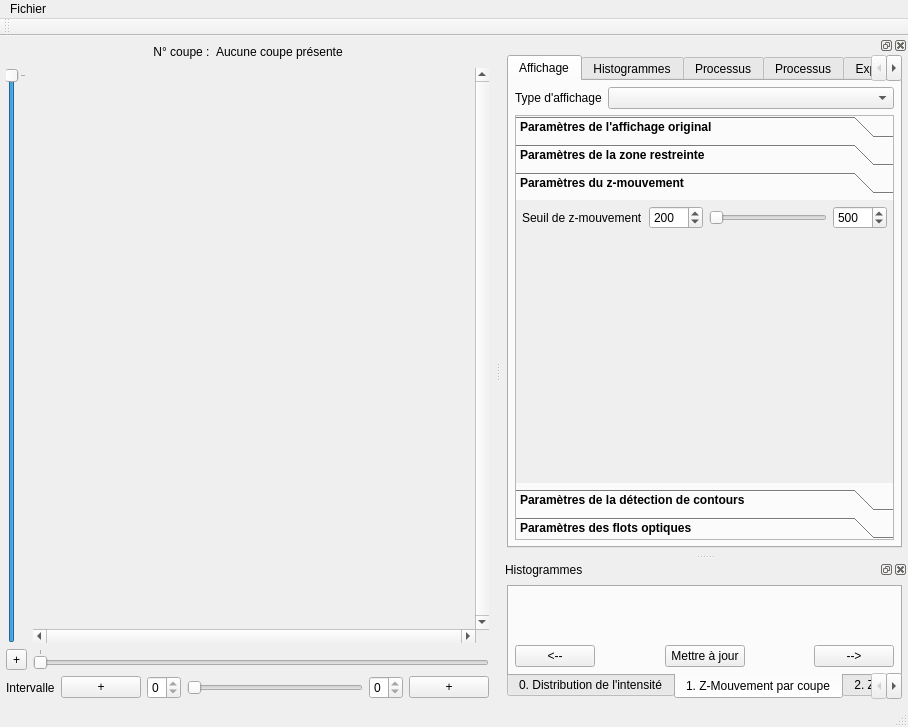
Above: ui/mainwindow.ui from akrah/TKDetection before the change. Below: the same form after it.
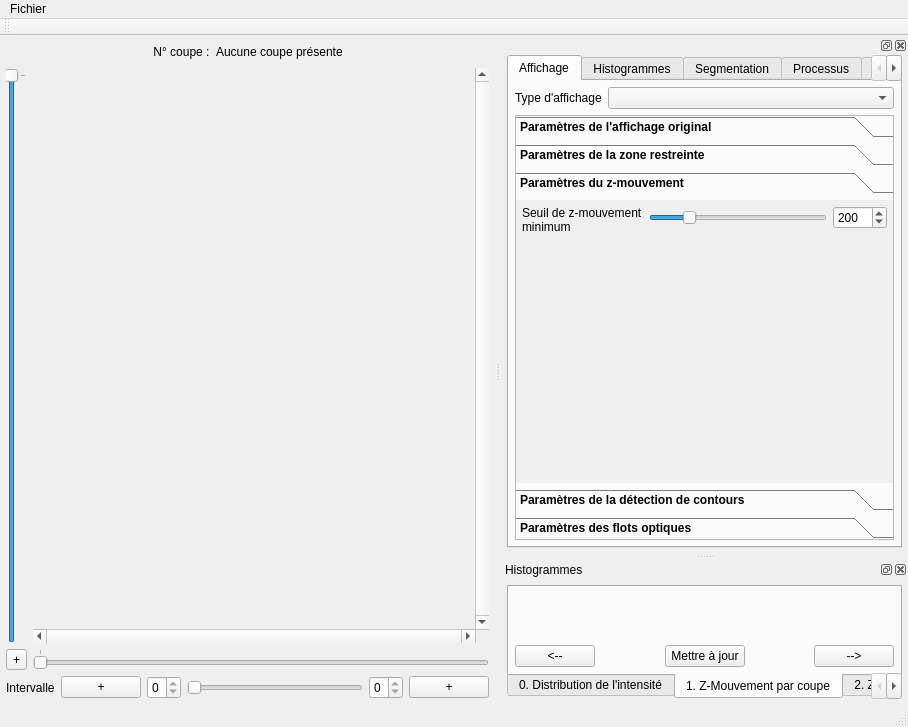
That is the form after the change. The open tabs and pages were chosen to show the change. Custom widgets are drawn as their Qt base class.

Commit message: Résolution problème histogramme => prise en compte de la résolution angulaire Corrections interfacegraphique Suppression de la borne sup du z-mouvement Correction include colormap de DGtal Correction du cas limite de détection des MDP

```diff
--- a/ui/mainwindow.ui
+++ b/ui/mainwindow.ui
@@ -726,8 +726,8 @@
              <rect>
               <x>0</x>
               <y>0</y>
-              <width>436</width>
-              <height>144</height>
+              <width>446</width>
+              <height>178</height>
              </rect>
             </property>
             <attribute name="label">
@@ -746,32 +746,20 @@
                 </font>
                </property>
                <property name="text">
-                <string>Seuil de z-mouvement</string>
+                <string>Seuil de z-mouvement
+minimum</string>
                </property>
               </widget>
              </item>
              <item row="0" column="1">
               <layout class="QHBoxLayout" name="horizontalLayout_22">
                <item>
-                <widget class="QSpinBox" name="_spinMinZMotion">
-                 <property name="font">
-                  <font>
-                   <weight>50</weight>
-                   <bold>false</bold>
-                  </font>
-                 </property>
+                <widget class="QSlider" name="_sliderZMotionMin">
                  <property name="maximum">
                   <number>1000</number>
                  </property>
                  <property name="value">
                   <number>200</number>
-                 </property>
-                </widget>
-               </item>
-               <item>
-                <widget class="QxtSpanSlider" name="_spanSliderZMotionThreshold">
-                 <property name="maximum">
-                  <number>1000</number>
                  </property>
                  <property name="orientation">
                   <enum>Qt::Horizontal</enum>
@@ -796,7 +784,7 @@
                   <number>1000</number>
                  </property>
                  <property name="value">
-                  <number>500</number>
+                  <number>200</number>
                  </property>
                 </widget>
                </item>
@@ -1613,7 +1601,7 @@
        </widget>
        <widget class="QWidget" name="_tabSegmentation">
         <attribute name="title">
-         <string>Processus</string>
+         <string>Segmentation</string>
         </attribute>
         <layout class="QVBoxLayout" name="verticalLayout_2">
          <item>
```
Left out of the diff: 92 changed lines with no effect on the pictures. The commit also changes 8 other files.
